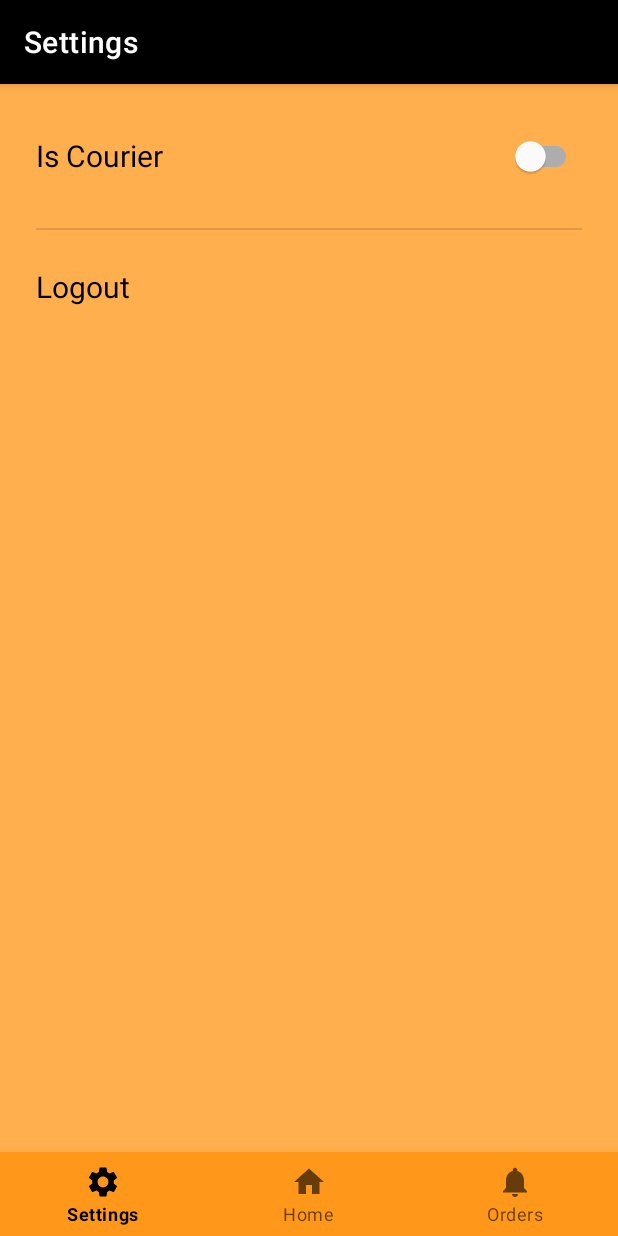
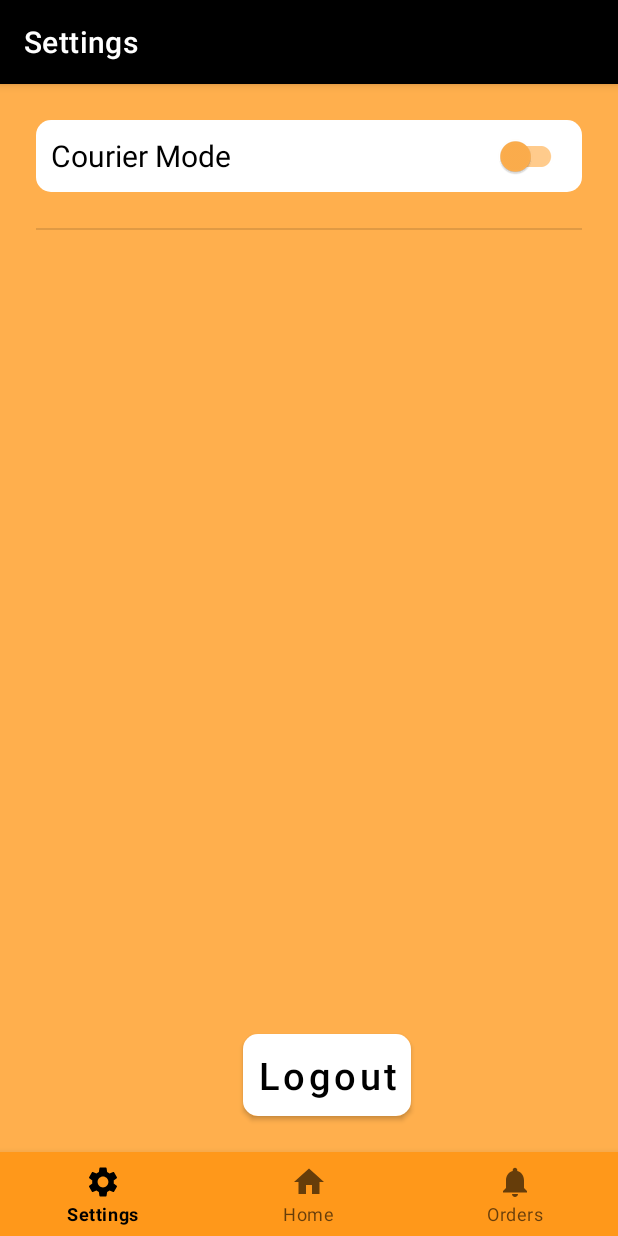
Before and after one commit to Sycri/DatZ4019, an Android app: the SettingsFragment screen opened through its navigation route, on a phone screen of 412 x 824 dp. Run offline under Robolectric (Android 15) with nearby library versions, the phone set to English and light mode, and no system bars; our stand-ins replace Firebase (no records; nobody signed in at launch, a user with empty details on screens opened directly), navigation-ui.

Commit message:
Visual changes + Night Mode adjustments

```diff
--- /dev/null
+++ b/app/src/main/res/color/btn_color_selector_night.xml
@@ -0,0 +1,5 @@
+<?xml version="1.0" encoding="utf-8"?>
+<selector xmlns:android="http://schemas.android.com/apk/res/android">
+    <item android:color="@color/dark_gray" android:state_enabled="true" />
+    <item android:alpha="0.5" android:color="@color/dark_gray" />
+</selector>
--- /dev/null
+++ b/app/src/main/res/color/switch_colors.xml
@@ -0,0 +1,5 @@
+<?xml version="1.0" encoding="utf-8"?>
+<selector xmlns:android="http://schemas.android.com/apk/res/android">
+    <item android:color="@color/secondary_orange" android:alpha="0.5" android:state_checked="false" />
+    <item android:color="@color/secondary_orange" android:state_checked="true" />
+</selector>
--- a/app/src/main/res/layout/fragment_login.xml
+++ b/app/src/main/res/layout/fragment_login.xml
@@ -28,6 +28,7 @@
         android:layout_marginTop="20dp"
         android:layout_marginEnd="24dp"
         android:layout_gravity="center"
+        style="@style/AppTheme.TextInput"
         android:hint="@string/prompt_email"
         app:errorEnabled="true"
         app:layout_constraintEnd_toEndOf="@id/logo"
@@ -42,6 +43,7 @@
             android:autofillHints="username"
             android:inputType="textEmailAddress"
             android:selectAllOnFocus="true"
+            style="@style/AppTheme.TextInput"
             android:background="@drawable/rounded_background" />
     </com.google.android.material.textfield.TextInputLayout>
 
@@ -66,6 +68,7 @@
             android:autofillHints="password"
             android:inputType="textPassword"
             android:selectAllOnFocus="true"
+            style="@style/AppTheme.TextInput"
             android:background="@drawable/rounded_background" />
     </com.google.android.material.textfield.TextInputLayout>
 
--- a/app/src/main/res/layout/fragment_settings.xml
+++ b/app/src/main/res/layout/fragment_settings.xml
@@ -9,6 +9,7 @@
 
     <com.google.android.material.switchmaterial.SwitchMaterial
         android:id="@+id/switchIsCourier"
+        style="@style/AppTheme.Thumb"
         android:layout_width="0dp"
         android:layout_height="48dp"
         android:layout_marginStart="24dp"
@@ -16,10 +17,12 @@
         android:layout_marginEnd="24dp"
         android:text="@string/setting_is_courier"
         android:textSize="20sp"
+        android:padding="10dp"
         app:layout_constraintEnd_toEndOf="parent"
         app:layout_constraintHorizontal_bias="0.0"
         app:layout_constraintStart_toStartOf="parent"
-        app:layout_constraintTop_toTopOf="parent" />
+        app:layout_constraintTop_toTopOf="parent"
+        android:background="@drawable/rounded_background"/>
 
     <View
         android:id="@+id/view"
@@ -40,9 +43,14 @@
         android:layout_marginStart="24dp"
         android:layout_marginTop="24dp"
         android:text="@string/action_logout"
-        android:textColor="@color/black"
-        android:textSize="20sp"
+        style="@style/AppTheme.Button"
+        android:textAllCaps="false"
+        android:background="@drawable/rounded_background"
+        android:textSize="25sp"
+        android:padding="10dp"
+        android:layout_marginBottom="24dp"
         app:layout_constraintStart_toStartOf="parent"
-        app:layout_constraintTop_toBottomOf="@+id/view" />
+        app:layout_constraintEnd_toEndOf="parent"
+        app:layout_constraintBottom_toBottomOf="parent" />
 
 </androidx.constraintlayout.widget.ConstraintLayout>
--- a/app/src/main/res/layout/fragment_signup.xml
+++ b/app/src/main/res/layout/fragment_signup.xml
@@ -35,6 +35,7 @@
         app:boxStrokeWidth="0dp">
 
         <com.google.android.material.textfield.TextInputEditText
+            style="@style/AppTheme.TextInput"
             android:id="@+id/editTextUsername"
             android:layout_width="300dp"
             android:layout_height="wrap_content"
@@ -58,6 +59,7 @@
         app:boxStrokeWidth="0dp">
 
         <com.google.android.material.textfield.TextInputEditText
+            style="@style/AppTheme.TextInput"
             android:id="@+id/editTextEmail"
             android:layout_width="300dp"
             android:layout_height="wrap_content"
@@ -82,6 +84,7 @@
         app:boxStrokeWidth="0dp">
 
         <com.google.android.material.textfield.TextInputEditText
+            style="@style/AppTheme.TextInput"
             android:id="@+id/editTextPassword"
             android:layout_width="match_parent"
             android:layout_height="wrap_content"
@@ -106,6 +109,7 @@
         app:boxStrokeWidth="0dp">
 
         <com.google.android.material.textfield.TextInputEditText
+            style="@style/AppTheme.TextInput"
             android:id="@+id/editTextConfirmPassword"
             android:layout_width="match_parent"
             android:layout_height="wrap_content"
--- a/app/src/main/res/values-night/themes.xml
+++ b/app/src/main/res/values-night/themes.xml
@@ -2,15 +2,32 @@
     <!-- Base application theme. -->
     <style name="AppTheme" parent="Theme.MaterialComponents.DayNight.DarkActionBar">
         <!-- Primary brand color. -->
-        <item name="colorPrimary">@color/purple_200</item>
-        <item name="colorPrimaryVariant">@color/purple_700</item>
-        <item name="colorOnPrimary">@color/black</item>
+        <item name="colorPrimary">@color/black</item>
+        <item name="colorPrimaryVariant">@color/black</item>
+        <item name="colorOnPrimary">@color/white</item>
         <!-- Secondary brand color. -->
-        <item name="colorSecondary">@color/teal_200</item>
-        <item name="colorSecondaryVariant">@color/teal_200</item>
+        <item name="colorSecondary">@color/white</item>
+        <item name="colorSecondaryVariant">@color/white</item>
         <item name="colorOnSecondary">@color/black</item>
         <!-- Status bar color. -->
         <item name="android:statusBarColor">?attr/colorPrimaryVariant</item>
         <!-- Customize your theme here. -->
+        <item name="android:windowBackground">#e77f00</item>
+    </style>
+
+    <style name="AppTheme.Button" parent="Widget.MaterialComponents.Button">
+        <item name="android:textColor">@color/white</item> <!-- Text color of the button -->
+        <item name="backgroundTint">@color/btn_color_selector_night</item> <!-- Background color of the button -->
+    </style>
+
+    <style name="AppTheme.TextInput" parent="Widget.AppCompat.EditText">
+        <item name="android:textColor">@color/white</item> <!-- Text color of the button -->
+        <item name="backgroundTint">@color/dark_gray</item> <!-- Background color of the button -->
+    </style>
+
+    <style name="AppTheme.Thumb" parent="Widget.AppCompat.CompoundButton.Switch">
+        <item name="thumbTint">@color/background_orange</item>
+        <item name="trackTint">@color/switch_colors</item>
+        <item name="android:backgroundTint">@color/dark_gray</item>
     </style>
 </resources>
--- a/app/src/main/res/values/colors.xml
+++ b/app/src/main/res/values/colors.xml
@@ -9,4 +9,5 @@
     <color name="white">#FFFFFFFF</color>
     <color name="background_orange">#FFAF4D</color>
     <color name="secondary_orange">#FF981A</color>
+    <color name="dark_gray">#2a2a2a</color>
 </resources>
--- a/app/src/main/res/values/strings.xml
+++ b/app/src/main/res/values/strings.xml
@@ -29,7 +29,7 @@
     <string name="invalid_account">Invalid e-mail/password</string>
     <string name="auth_failed">Login/Registration failed</string>
 
-    <string name="setting_is_courier">Is Courier</string>
+    <string name="setting_is_courier">Courier Mode</string>
 
     <string name="prompt_logo">Logo</string>
     <string name="prompt_title">Title</string>
--- a/app/src/main/res/values/themes.xml
+++ b/app/src/main/res/values/themes.xml
@@ -19,4 +19,15 @@
         <item name="android:textColor">@color/black</item> <!-- Text color of the button -->
         <item name="backgroundTint">@color/btn_color_selector</item> <!-- Background color of the button -->
     </style>
+
+    <style name="AppTheme.TextInput" parent="Widget.AppCompat.EditText">
+        <item name="android:textColor">@color/black</item> <!-- Text color of the button -->
+        <item name="backgroundTint">@color/white</item> <!-- Background color of the button -->
+    </style>
+
+    <style name="AppTheme.Thumb" parent="Widget.AppCompat.CompoundButton.Switch">
+        <item name="thumbTint">@color/background_orange</item>
+        <item name="trackTint">@color/switch_colors</item>
+        <item name="android:backgroundTint">@color/white</item>
+    </style>
 </resources>
```
